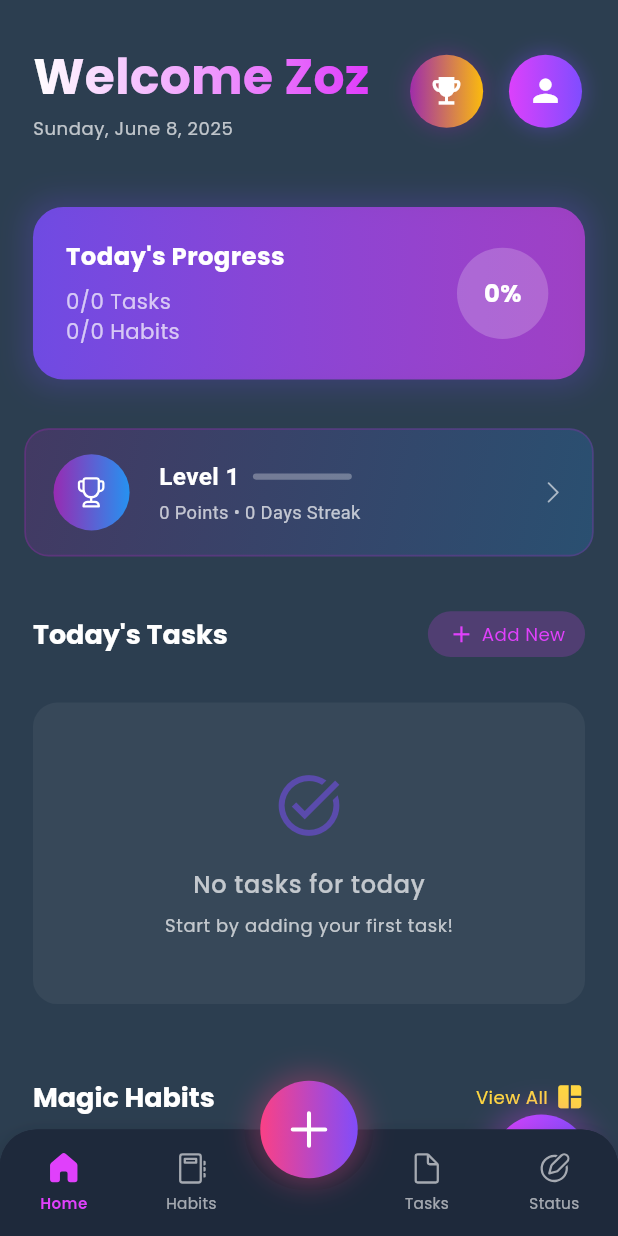
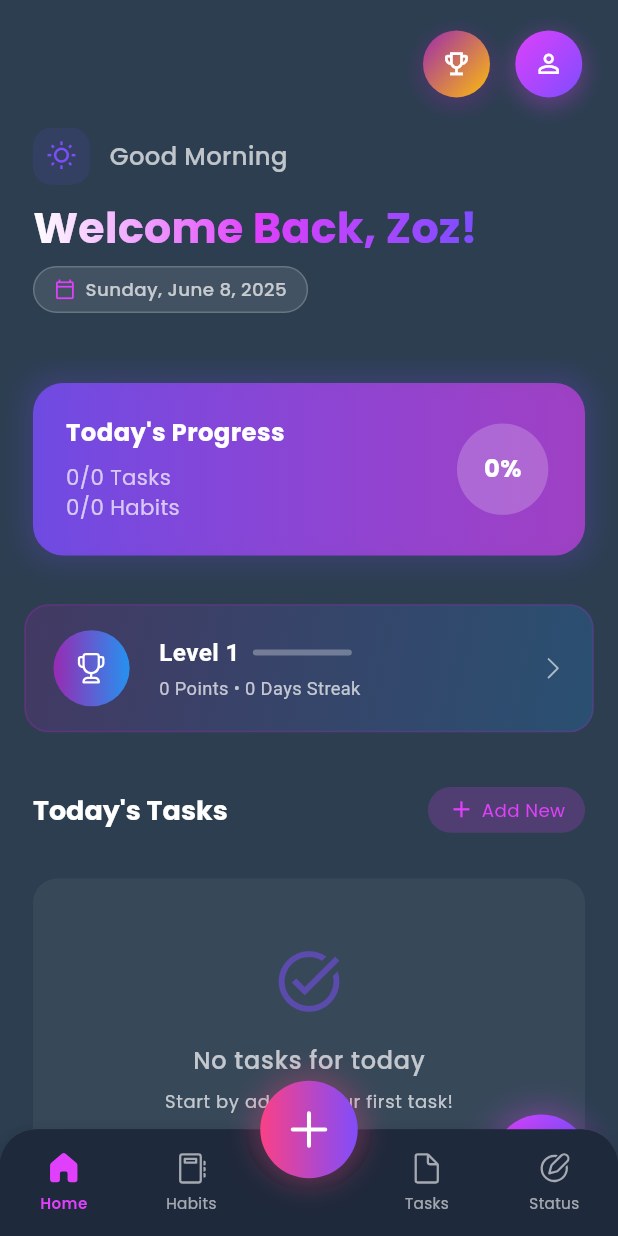
Before and after one commit to zezo2030/task_day, a Flutter app: the screen it shows after launch, on a phone screen of 412 x 824 dp. Run offline on Flutter 3.47's test engine with Material 3 defaults, Android fonts, the phone set to English and light mode, and no system bars; drawn by our look-alikes of animated_bottom_navigation_bar; our stand-ins replace equatable, fluentui_icons, flutter_bloc, flutter_screenutil, go_router, google_fonts and 3 more; accounts and stored records are empty; Roboto replaces fonts that are missing (Cairo).

Commit message:
Refactor QuickStatsService to calculate overall completion rate for tasks and habits, and enhance HomeScreen with dynamic greeting and improved header layout. Introduce custom header action button widget for better UI interaction. Update non-measurable habit card with animated toggle effects for task completion.

```diff
--- a/lib/services/quick_stats_service.dart
+++ b/lib/services/quick_stats_service.dart
@@ -244,18 +244,30 @@ class QuickStatsService {
     List<HabitModel> habits, {
     DateTime? referenceDate,
   }) {
-    final tasksRate = getTodayTasksCompletionRate(
+    // Calculate total tasks for today
+    final totalTasks = getTodayTotalTasks(tasks, referenceDate: referenceDate);
+    final totalHabits = habits.length;
+    final totalTasksAndHabits = totalTasks + totalHabits;
+    final completedTasks = getTodayCompletedTasks(
       tasks,
       referenceDate: referenceDate,
     );
-    final habitsRate = getTodayHabitsCompletionRate(
+    final completedHabits = getTodayCompletedHabits(
       habits,
       referenceDate: referenceDate,
     );
+    final completedTasksAndHabits = completedTasks + completedHabits;
+    // Calculate completion rate
+    final completionRate =
+        totalTasksAndHabits > 0
+            ? completedTasksAndHabits / totalTasksAndHabits
+            : 0.0;
 
-    // وزن المهام 60% والعادات 40%
-    final score = (tasksRate * 0.6 + habitsRate * 0.4) * 100;
-    return score.clamp(0.0, 100.0);
+    // Return completion rate as a percentage
+    return completionRate * 100;
+
+    // final score = ((tasksRate + habitsRate) / 2) * 100;
+    // return score.clamp(0.0, 100.0);
   }
 
   /// حساب إحصائيات سريعة شاملة
--- a/lib/view/home_screen.dart
+++ b/lib/view/home_screen.dart
@@ -56,6 +56,30 @@ class _HomeScreenState extends State<HomeScreen>
     }
   }
 
+  // Get greeting based on time of day
+  String _getGreeting() {
+    final hour = DateTime.now().hour;
+    if (hour < 12) {
+      return "Good Morning";
+    } else if (hour < 17) {
+      return "Good Afternoon";
+    } else {
+      return "Good Evening";
+    }
+  }
+
+  // Get greeting icon based on time of day
+  IconData _getGreetingIcon() {
+    final hour = DateTime.now().hour;
+    if (hour < 12) {
+      return Icons.wb_sunny_outlined;
+    } else if (hour < 17) {
+      return Icons.wb_sunny;
+    } else {
+      return Icons.nights_stay_outlined;
+    }
+  }
+
   @override
   Widget build(BuildContext context) {
     final String formattedDate = DateFormat(
@@ -81,25 +105,78 @@ class _HomeScreenState extends State<HomeScreen>
                 child: CustomScrollView(
                   physics: const BouncingScrollPhysics(),
                   slivers: [
-                    // App Bar with date and profile
-                    SliverAppBar(
-                      expandedHeight: 120.h,
-                      floating: true,
-                      pinned: false,
-                      backgroundColor: Colors.transparent,
-                      elevation: 0,
-                      flexibleSpace: FlexibleSpaceBar(
-                        background: Padding(
-                          padding: EdgeInsets.symmetric(horizontal: 20.w),
-                          child: Row(
-                            mainAxisAlignment: MainAxisAlignment.spaceBetween,
+                    // Enhanced Header Section
+                    SliverToBoxAdapter(
+                      child: Container(
+                        padding: EdgeInsets.fromLTRB(20.w, 20.h, 20.w, 30.h),
+                        decoration: BoxDecoration(
+                          gradient: LinearGradient(
+                            begin: Alignment.topLeft,
+                            end: Alignment.bottomRight,
+                            colors: [
+                              colorScheme.surface,
+                              colorScheme.surface.withOpacity(0.8),
+                            ],
+                          ),
+                        ),
+                        child: Column(
+                          crossAxisAlignment: CrossAxisAlignment.start,
                           children: [
+                            // Top Row with Actions
                             AnimatedBuilder(
                               animation: _animationController,
                               builder: (context, child) {
                                 return Transform.translate(
                                   offset: Offset(
-                                      (1 - _animationController.value) * -30,
+                                    0,
+                                    (1 - _animationController.value) * -20,
+                                  ),
+                                  child: Opacity(
+                                    opacity: _animationController.value,
+                                    child: child,
+                                  ),
+                                );
+                              },
+                              child: Row(
+                                mainAxisAlignment: MainAxisAlignment.end,
+                                children: [
+                                  _HeaderActionButton(
+                                    icon: Icons.emoji_events_outlined,
+                                    onTap:
+                                        () => NavigationHelper.goToGamification(
+                                          context,
+                                        ),
+                                    gradient: [Colors.purple, Colors.amber],
+                                    delay: 0.1,
+                                    animationController: _animationController,
+                                  ),
+                                  SizedBox(width: 12.w),
+                                  _HeaderActionButton(
+                                    icon: Icons.person_outline,
+                                    onTap:
+                                        () => NavigationHelper.goToStatus(
+                                          context,
+                                        ),
+                                    gradient: [
+                                      colorScheme.secondary,
+                                      colorScheme.primary,
+                                    ],
+                                    delay: 0.2,
+                                    animationController: _animationController,
+                                  ),
+                                ],
+                              ),
+                            ),
+
+                            SizedBox(height: 20.h),
+
+                            // Welcome Section
+                            AnimatedBuilder(
+                              animation: _animationController,
+                              builder: (context, child) {
+                                return Transform.translate(
+                                  offset: Offset(
+                                    (1 - _animationController.value) * -50,
                                     0,
                                   ),
                                   child: Opacity(
@@ -110,123 +187,92 @@ class _HomeScreenState extends State<HomeScreen>
                               },
                               child: Column(
                                 crossAxisAlignment: CrossAxisAlignment.start,
-                                  mainAxisAlignment: MainAxisAlignment.center,
                                 children: [
+                                  // Greeting with Icon
+                                  Row(
+                                    children: [
+                                      Container(
+                                        padding: EdgeInsets.all(8.w),
+                                        decoration: BoxDecoration(
+                                          color: colorScheme.primary
+                                              .withOpacity(0.1),
+                                          borderRadius: BorderRadius.circular(
+                                            12.r,
+                                          ),
+                                        ),
+                                        child: Icon(
+                                          _getGreetingIcon(),
+                                          color: colorScheme.primary,
+                                          size: 20.sp,
+                                        ),
+                                      ),
+                                      SizedBox(width: 12.w),
                                       Text(
-                                      "Welcome Zoz",
+                                        _getGreeting(),
                                         style: GoogleFonts.poppins(
-                                        fontSize: 32.sp,
-                                        fontWeight: FontWeight.bold,
-                                        foreground:
-                                            Paint()
-                                              ..shader = LinearGradient(
+                                          fontSize: 16.sp,
+                                          fontWeight: FontWeight.w500,
+                                          color: Colors.white70,
+                                        ),
+                                      ),
+                                    ],
+                                  ),
+
+                                  SizedBox(height: 12.h),
+
+                                  // Main Welcome Text
+                                  ShaderMask(
+                                    shaderCallback:
+                                        (bounds) => LinearGradient(
                                           colors: [
                                             Colors.white,
                                             colorScheme.secondary,
+                                            colorScheme.primary,
                                           ],
-                                              ).createShader(
-                                                Rect.fromLTWH(
-                                                  0,
-                                                  0,
-                                                  200.w,
-                                                  70.h,
+                                          stops: [0.0, 0.5, 1.0],
+                                        ).createShader(bounds),
+                                    child: Text(
+                                      "Welcome Back, Zoz!",
+                                      style: GoogleFonts.poppins(
+                                        fontSize: 28.sp,
+                                        fontWeight: FontWeight.bold,
+                                        color: Colors.white,
+                                        height: 1.2,
                                       ),
                                     ),
                                   ),
+
+                                  SizedBox(height: 8.h),
+
+                                  // Date with better styling
+                                  Container(
+                                    padding: EdgeInsets.symmetric(
+                                      horizontal: 12.w,
+                                      vertical: 6.h,
                                     ),
-                                    SizedBox(height: 4.h),
+                                    decoration: BoxDecoration(
+                                      color: Colors.white.withOpacity(0.1),
+                                      borderRadius: BorderRadius.circular(20.r),
+                                      border: Border.all(
+                                        color: Colors.white.withOpacity(0.2),
+                                        width: 1,
+                                      ),
+                                    ),
+                                    child: Row(
+                                      mainAxisSize: MainAxisSize.min,
+                                      children: [
+                                        Icon(
+                                          Icons.calendar_today_outlined,
+                                          color: colorScheme.secondary,
+                                          size: 14.sp,
+                                        ),
+                                        SizedBox(width: 6.w),
                                         Text(
                                           formattedDate,
-                                      style: theme.textTheme.bodySmall,
-                                    ),
-                                  ],
-                                ),
-                              ),
-                              AnimatedBuilder(
-                                animation: _animationController,
-                                builder: (context, child) {
-                                  return Transform.translate(
-                                    offset: Offset(
-                                      (1 - _animationController.value) * 30,
-                                      0,
-                                    ),
-                                    child: Opacity(
-                                      opacity: _animationController.value,
-                                      child: child,
-                                    ),
-                                  );
-                                },
-                                child: Row(
-                                  children: [
-                                    GestureDetector(
-                                      onTap:
-                                          () =>
-                                              NavigationHelper.goToGamification(
-                                                context,
-                                              ),
-                                      child: Container(
-                                        height: 48.h,
-                                        width: 48.w,
-                                        decoration: BoxDecoration(
-                                          shape: BoxShape.circle,
-                                          gradient: LinearGradient(
-                                            colors: [
-                                              Colors.purple,
-                                              Colors.amber,
-                                            ],
-                                          ),
-                                          boxShadow: [
-                                            BoxShadow(
-                                              color: Colors.purple.withOpacity(
-                                                0.3,
-                                              ),
-                                              blurRadius: 10,
-                                              spreadRadius: 2,
-                                            ),
-                                          ],
-                                        ),
-                                        child: Center(
-                                          child: Icon(
-                                            Icons.emoji_events,
-                                            color: Colors.white,
-                                            size: 24.sp,
-                                          ),
-                                        ),
-                                      ),
-                                    ),
-                                    SizedBox(width: 12.w),
-                                    GestureDetector(
-                                      onTap:
-                                          () => NavigationHelper.goToStatus(
-                                            context,
-                                          ),
-                                      child: Container(
-                                        height: 48.h,
-                                        width: 48.w,
-                                        decoration: BoxDecoration(
-                                          shape: BoxShape.circle,
-                                          gradient: LinearGradient(
-                                            colors: [
-                                              colorScheme.secondary,
-                                              colorScheme.primary,
-                                            ],
-                                          ),
-                                          boxShadow: [
-                                            BoxShadow(
-                                              color: colorScheme.primary
-                                                  .withOpacity(0.3),
-                                              blurRadius: 10,
-                                              spreadRadius: 2,
-                                            ),
-                                          ],
-                                        ),
-                                        child: Center(
-                                          child: Icon(
-                                            Icons.person,
-                                            color: Colors.white,
-                                            size: 24.sp,
-                                          ),
-                                        ),
+                                          style: GoogleFonts.poppins(
+                                            fontSize: 12.sp,
+                                            color: Colors.white70,
+                                            fontWeight: FontWeight.w500,
                                           ),
                                         ),
                                       ],
@@ -234,6 +280,8 @@ class _HomeScreenState extends State<HomeScreen>
                                   ),
                                 ],
                               ),
+                            ),
+                          ],
                         ),
                       ),
                     ),
@@ -1079,3 +1127,67 @@ class _HomeScreenState extends State<HomeScreen>
     );
   }
 }
+
+// Custom Header Action Button Widget
+class _HeaderActionButton extends StatelessWidget {
+  final IconData icon;
+  final VoidCallback onTap;
+  final List<Color> gradient;
+  final double delay;
+  final AnimationController animationController;
+
+  const _HeaderActionButton({
+    required this.icon,
+    required this.onTap,
+    required this.gradient,
+    required this.delay,
+    required this.animationController,
+  });
+
+  @override
+  Widget build(BuildContext context) {
+    final itemAnimation = Tween<double>(begin: 0.0, end: 1.0).animate(
+      CurvedAnimation(
+        parent: animationController,
+        curve: Interval(delay, delay + 0.3, curve: Curves.elasticOut),
+      ),
+    );
+
+    return AnimatedBuilder(
+      animation: itemAnimation,
+      builder: (context, child) {
+        return Transform.scale(
+          scale: itemAnimation.value,
+          child: Transform.rotate(
+            angle: (1 - itemAnimation.value) * 0.5,
+            child: child,
+          ),
+        );
+      },
+      child: GestureDetector(
+        onTap: onTap,
+        child: Container(
+          height: 44.h,
+          width: 44.w,
+          decoration: BoxDecoration(
+            shape: BoxShape.circle,
+            gradient: LinearGradient(
+              colors: gradient,
+              begin: Alignment.topLeft,
+              end: Alignment.bottomRight,
+            ),
+            boxShadow: [
+              BoxShadow(
+                color: gradient.first.withOpacity(0.3),
+                blurRadius: 12,
+                spreadRadius: 2,
+                offset: Offset(0, 4),
+              ),
+            ],
+          ),
+          child: Icon(icon, color: Colors.white, size: 20.sp),
+        ),
+      ),
+    );
+  }
+}
--- a/lib/widgets/non_measurable_habit_card.dart
+++ b/lib/widgets/non_measurable_habit_card.dart
@@ -93,24 +93,58 @@ class NonMeasurableHabitCard extends StatelessWidget {
                     ],
                   ),
                 ),
-                Theme(
-                  data: ThemeData(
-                    checkboxTheme: CheckboxThemeData(
-                      shape: RoundedRectangleBorder(
-                        borderRadius: BorderRadius.circular(6.r),
+                GestureDetector(
+                  onTap: onToggle,
+                  child: AnimatedContainer(
+                    duration: const Duration(milliseconds: 300),
+                    curve: Curves.easeInOutBack,
+                    height: 40.h,
+                    width: 40.w,
+                    decoration: BoxDecoration(
+                      gradient:
+                          isDone
+                              ? LinearGradient(
+                                begin: Alignment.topLeft,
+                                end: Alignment.bottomRight,
+                                colors: [
+                                  habit.color,
+                                  habit.color.withOpacity(0.7),
+                                ],
+                              )
+                              : LinearGradient(
+                                begin: Alignment.topLeft,
+                                end: Alignment.bottomRight,
+                                colors: [
+                                  habit.color.withOpacity(0.1),
+                                  habit.color.withOpacity(0.05),
+                                ],
+                              ),
+                      borderRadius: BorderRadius.circular(14.r),
+                      border: Border.all(
+                        color:
+                            isDone ? habit.color : habit.color.withOpacity(0.6),
+                        width: 2,
                       ),
-                      side: BorderSide(color: habit.color, width: 2),
-                      fillColor: WidgetStateProperty.resolveWith<Color>((
-                        Set<WidgetState> states,
-                      ) {
-                        if (states.contains(WidgetState.selected)) {
-                          return habit.color;
-                        }
-                        return Colors.transparent;
-                      }),
+                      boxShadow: [
+                        BoxShadow(
+                          color: habit.color.withOpacity(isDone ? 0.4 : 0.2),
+                          blurRadius: isDone ? 12 : 8,
+                          spreadRadius: isDone ? 2 : 1,
+                          offset: const Offset(0, 4),
+                        ),
+                      ],
+                    ),
+                    child: AnimatedScale(
+                      scale: isDone ? 1.0 : 0.7,
+                      duration: const Duration(milliseconds: 300),
+                      curve: Curves.elasticOut,
+                      child: Icon(
+                        isDone ? Icons.check_rounded : Icons.add_rounded,
+                        color: isDone ? Colors.white : habit.color,
+                        size: 22.sp,
+                      ),
                     ),
                   ),
-                  child: Checkbox(value: isDone, onChanged: (_) => onToggle()),
                 ),
               ],
             ),
```
Lines whose indentation alone changed are shown as unchanged.
